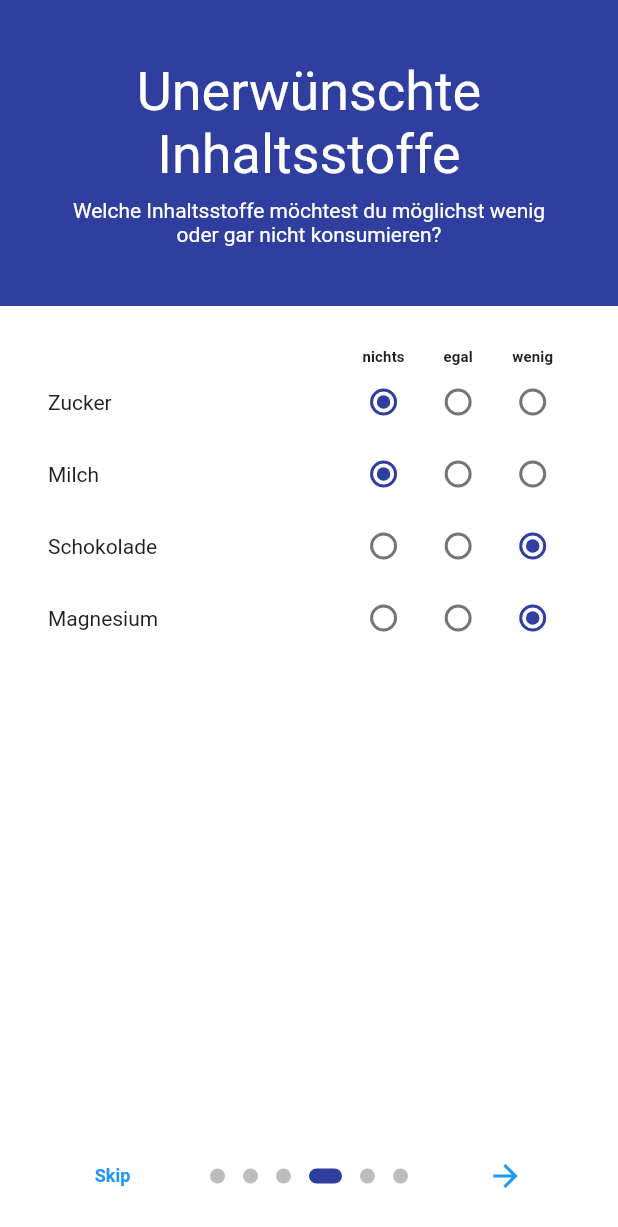
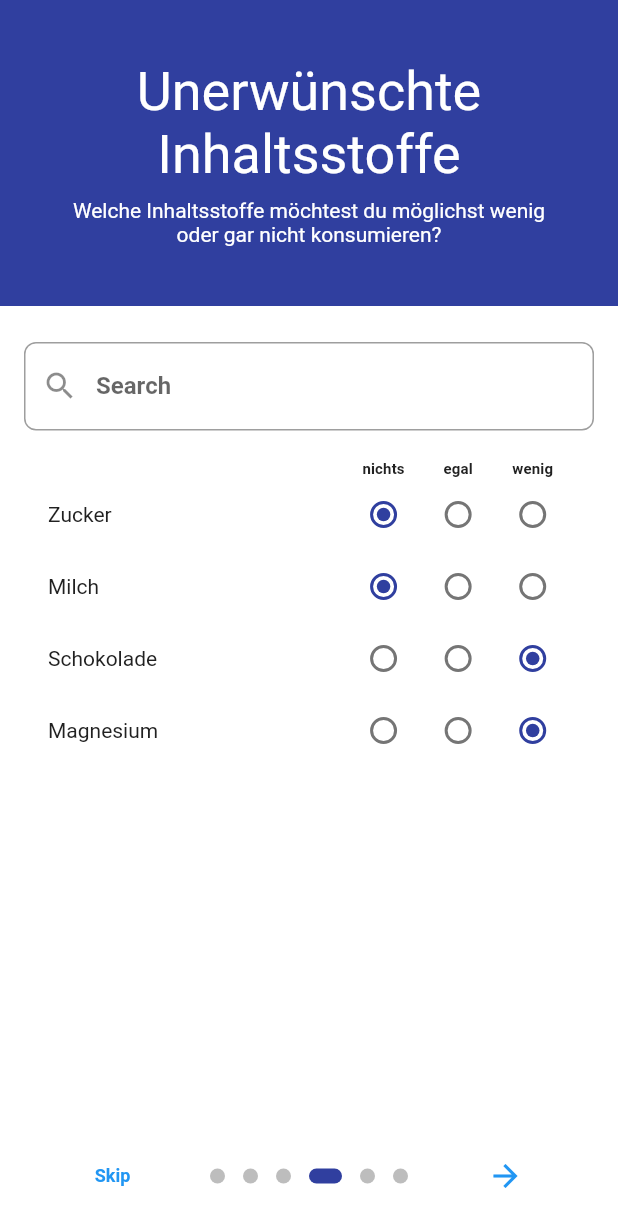
Before and after one commit to m-glock/Inhaltsstoff-Warnapp, a Flutter app: the screen it shows after launch, swiped to page 4, on a phone screen of 412 x 824 dp. Shown: the top 1227 px of the screen. Run offline on Flutter 3.47's test engine with Material 2 defaults, Android fonts, the phone set to English and light mode, and no system bars; drawn by our look-alikes of introduction_screen; our stand-ins replace shared_preferences, sqflite; missing offline and left inert: flutter_barcode_scanner; accounts and stored records are empty.

Commit message:
add SearchBar to PreferencesOtherIngredientsView

```diff
--- a/lib/pages/preferences/PreferencesOtherIngredientsView.dart
+++ b/lib/pages/preferences/PreferencesOtherIngredientsView.dart
@@ -1,24 +1,68 @@
 import 'package:flutter/material.dart';
 
 import '../../customWidgets/RadioButtonTable.dart';
+import '../../customWidgets/SearchBar.dart';
 import '../../backend/Enums/PreferenceType.dart';
 import '../../backend/Ingredient.dart';
 
-class PreferencesOtherIngredientsView extends StatelessWidget {
+class PreferencesOtherIngredientsView extends StatefulWidget {
   PreferencesOtherIngredientsView({
     this.otherIngredientPreferences,
     this.onChange,
   });
 
   final Map<Ingredient, PreferenceType> otherIngredientPreferences;
-  final Function onChange;
+  final void Function(Ingredient, PreferenceType) onChange;
+
+  @override
+  _PreferencesOtherIngredientsViewState createState() =>
+      _PreferencesOtherIngredientsViewState();
+}
+
+class _PreferencesOtherIngredientsViewState
+    extends State<PreferencesOtherIngredientsView> {
+  List<Ingredient> _filteredIngredients;
+
+  @override
+  void initState() {
+    super.initState();
+    _filteredIngredients = widget.otherIngredientPreferences.keys.toList();
+  }
+
+  void _onFilterList(List<String> newFilteredList) {
+    setState(() {
+      _filteredIngredients = widget.otherIngredientPreferences.keys
+          .toList()
+          .where((ingredient) => newFilteredList.contains(ingredient.name))
+          .toList();
+    });
+  }
+
+  Map<Ingredient, PreferenceType> get _filteredOtherIngredientPreferences {
+    Map<Ingredient, PreferenceType> newOtherIngredientPreferences = {};
+    _filteredIngredients.forEach((ingredient) {
+      newOtherIngredientPreferences[ingredient] =
+          widget.otherIngredientPreferences[ingredient];
+    });
+    return newOtherIngredientPreferences;
+  }
 
   @override
   Widget build(BuildContext context) {
-    // TODO: render Search Bar
-    return RadioButtonTable(
-      items:
-          otherIngredientPreferences.map((ingredient, preference) => MapEntry(
+    return Column(
+      children: [
+        Padding(
+          padding: EdgeInsets.only(bottom: 16.0),
+          child: SearchBar(
+            items: widget.otherIngredientPreferences.keys
+                .map((ingredient) => ingredient.name)
+                .toList(),
+            onFilterList: _onFilterList,
+          ),
+        ),
+        RadioButtonTable(
+          items: _filteredOtherIngredientPreferences
+              .map((ingredient, preference) => MapEntry(
                   ingredient.name,
                   preference == PreferenceType.None
                       ? "egal"
@@ -28,14 +72,16 @@ class PreferencesOtherIngredientsView extends StatelessWidget {
           options: ["nichts", "egal", "wenig"],
           onChange: (int index, String newPreferenceValue) {
             Ingredient changedIngredient =
-            otherIngredientPreferences.keys.toList()[index];
+                _filteredOtherIngredientPreferences.keys.toList()[index];
             PreferenceType newPreference = newPreferenceValue == "wenig"
                 ? PreferenceType.NotPreferred
                 : newPreferenceValue == "nichts"
                     ? PreferenceType.NotWanted
                     : PreferenceType.None;
-        onChange(changedIngredient, newPreference);
+            widget.onChange(changedIngredient, newPreference);
           },
+        ),
+      ],
     );
   }
 }
```
Lines whose indentation alone changed are shown as unchanged.
